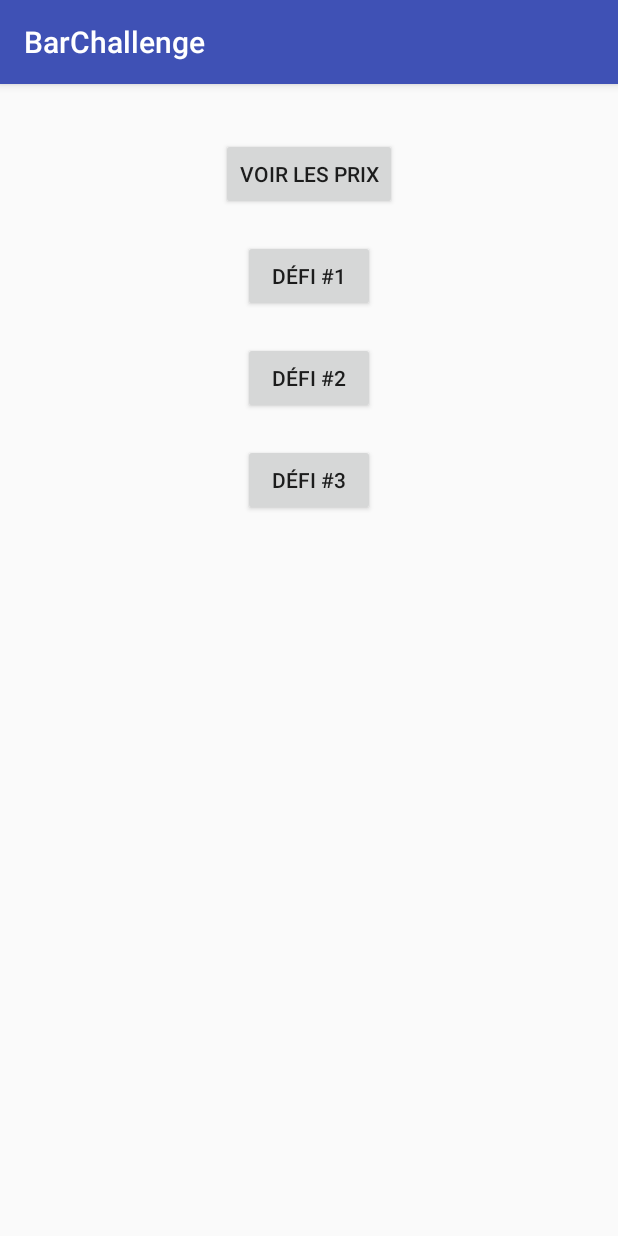
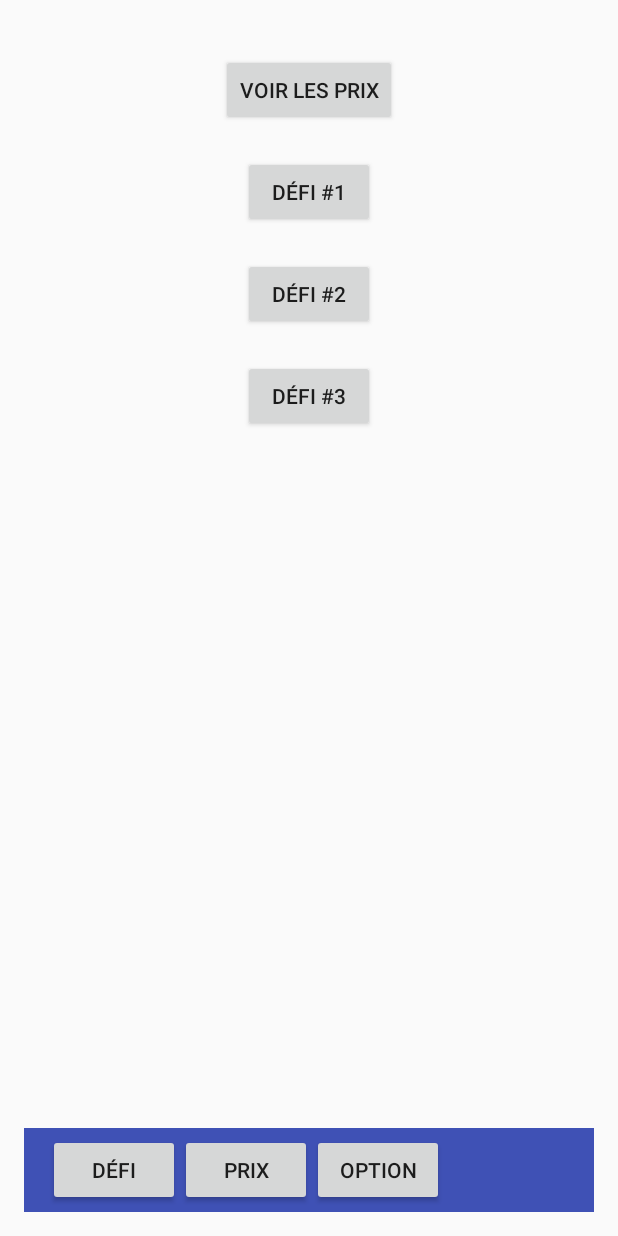
Before and after one commit to vince14evil/MobileAppUlaval, an Android app: the screen it shows after launch (MainActivity), on a phone screen of 412 x 824 dp. Run offline under Robolectric (Android 15) with nearby library versions, the phone set to English and light mode, and no system bars.

Commit message:
Add toolbar

```diff
--- a/app/src/main/AndroidManifest.xml
+++ b/app/src/main/AndroidManifest.xml
@@ -1,10 +1,12 @@
 <?xml version="1.0" encoding="utf-8"?>
 <manifest xmlns:android="http://schemas.android.com/apk/res/android"
-    package="barchallenges.ima.ulaval.ca.barchallenge">
+    package="barchallenges.ima.ulaval.ca.barchallenge" >
 
     <uses-permission android:name="android.permission.INTERNET" />
     <uses-permission android:name="android.permission.CALL_PHONE" />
-    <uses-feature android:name="android.hardware.Camera2"
+
+    <uses-feature
+        android:name="android.hardware.Camera2"
         android:required="true" />
 
     <android:uses-permission android:name="android.permission.WRITE_EXTERNAL_STORAGE" />
@@ -16,8 +18,10 @@
         android:icon="@mipmap/ic_launcher"
         android:label="@string/app_name"
         android:supportsRtl="true"
-        android:theme="@style/AppTheme">
-        <activity android:name=".MainActivity">
+        android:theme="@style/AppTheme" >
+        <activity
+            android:name=".MainActivity"
+            android:theme="@style/AppTheme.NoActionBar" >
             <intent-filter>
                 <action android:name="android.intent.action.MAIN" />
 
@@ -30,8 +34,9 @@
             android:label="@string/title_activity_challenge2"
             android:theme="@style/AppTheme.NoActionBar" />
         <activity android:name=".PrizeDescription" />
-        <activity android:name=".SelfieChallengeActivity"
-            android:configChanges="orientation|keyboardHidden|screenSize">
+        <activity
+            android:name=".SelfieChallengeActivity"
+            android:configChanges="orientation|keyboardHidden|screenSize" >
         </activity>
     </application>
 
--- a/app/src/main/java/barchallenges/ima/ulaval/ca/barchallenge/MainActivity.java
+++ b/app/src/main/java/barchallenges/ima/ulaval/ca/barchallenge/MainActivity.java
@@ -1,8 +1,9 @@
 package barchallenges.ima.ulaval.ca.barchallenge;
 
 import android.content.Intent;
+import android.os.Bundle;
 import android.support.v7.app.AppCompatActivity;
-import android.os.Bundle;
+import android.support.v7.widget.Toolbar;
 import android.view.View;
 import android.widget.Button;
 
@@ -12,6 +13,10 @@ public class MainActivity extends AppCompatActivity {
     protected void onCreate(Bundle savedInstanceState) {
         super.onCreate(savedInstanceState);
         setContentView(R.layout.activity_main);
+
+        Toolbar toolbarTop = (Toolbar) findViewById(R.id.toolbar_bottom);
+        setSupportActionBar(toolbarTop);
+        getSupportActionBar().setDisplayShowTitleEnabled(false);
 
         Button btnPrize = (Button)findViewById(R.id.buttonPrize);
         btnPrize.setOnClickListener(new View.OnClickListener() {
--- a/app/src/main/res/layout/activity_main.xml
+++ b/app/src/main/res/layout/activity_main.xml
@@ -55,4 +55,5 @@
         android:layout_below="@+id/buttonChallenge2"
         android:layout_centerHorizontal="true" />
 
+    <include layout="@layout/toolbar"/>
 </RelativeLayout>
--- /dev/null
+++ b/app/src/main/res/layout/toolbar.xml
@@ -0,0 +1,34 @@
+<?xml version="1.0" encoding="utf-8"?>
+<RelativeLayout xmlns:android="http://schemas.android.com/apk/res/android"
+    android:layout_width="match_parent"
+    android:layout_height="match_parent">
+
+    <android.support.v7.widget.Toolbar
+        android:id="@+id/toolbar_bottom"
+        android:layout_height="wrap_content"
+        android:layout_width="match_parent"
+        android:background="?attr/colorPrimary"
+        android:layout_alignParentBottom="true"
+        android:minHeight="?attr/actionBarSize">
+
+        <Button
+            android:layout_width="wrap_content"
+            android:layout_height="wrap_content"
+            android:text="Défi"
+            android:id="@+id/toolbarChallenge" />
+        <Button
+            android:layout_width="wrap_content"
+            android:layout_height="wrap_content"
+            android:text="Prix"
+            android:id="@+id/toolbarPrize" />
+        <Button
+            android:layout_width="wrap_content"
+            android:layout_height="wrap_content"
+            android:text="Option"
+            android:id="@+id/toolbarOption" />
+    </android.support.v7.widget.Toolbar>
+
+
+
+
+</RelativeLayout>
--- a/app/src/main/res/values/strings.xml
+++ b/app/src/main/res/values/strings.xml
@@ -3,4 +3,5 @@
     <string name="title_activity_challenge2">Challenge2Activity</string>
     <string name="LOVECALCULATOR_BASE">https://love-calculator.p.mashape.com/</string>
     <string name="LOVECALCULATOR_FORMAT">/getPercentage</string>
+    <string name="title_activity_main2">Main2Activity</string>
 </resources>
```
